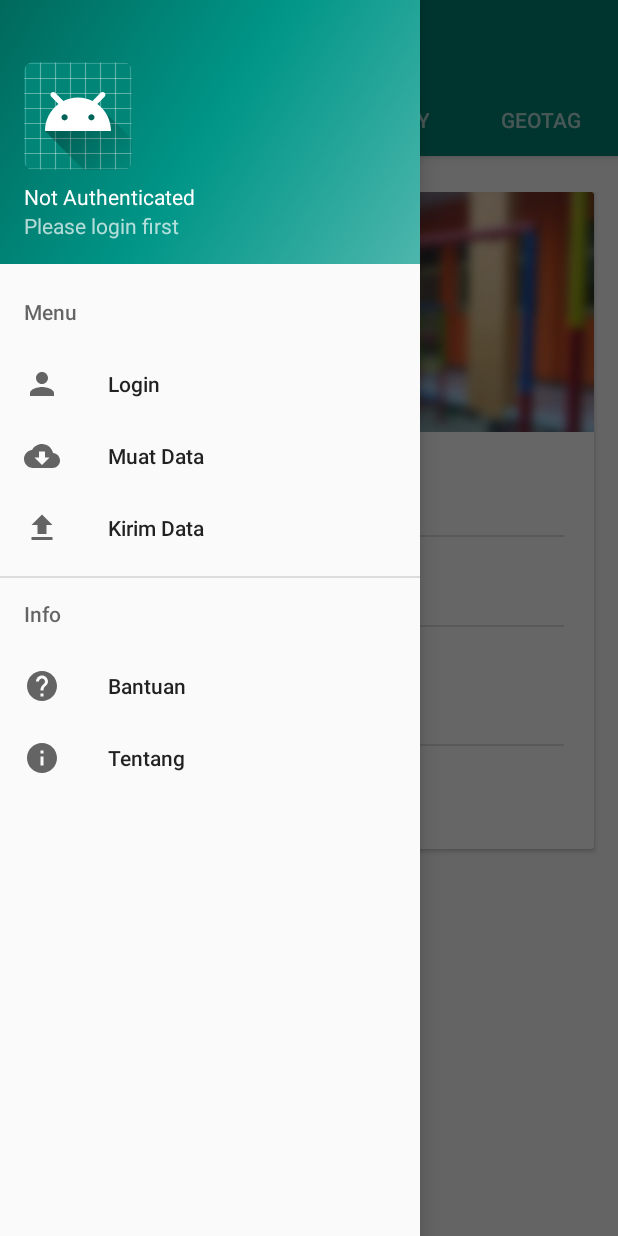
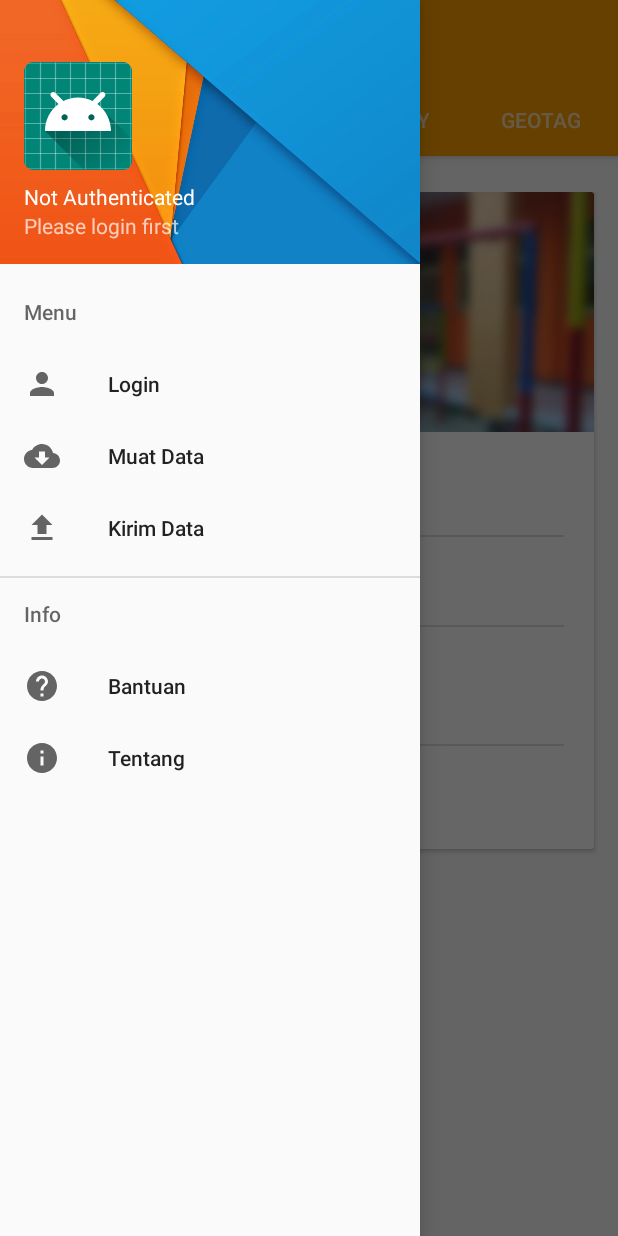
Before and after one commit to zaunaf/GeotagPaud, an Android app: the screen it shows after launch (MainActivity), with the side drawer open, on a phone screen of 412 x 824 dp. Run offline under Robolectric (Android 15) with nearby library versions, the phone set to English and light mode, and no system bars; our stand-ins replace navigation-ui; libraries missing offline, so code that uses them is left out: com.afollestad.materialdialogs, com.raizlabs.android; 1 statement that could not run was skipped.

Commit message:
Change Colors and Theme resolves #15

```diff
--- a/app/src/main/res/layout/main_nav_header.xml
+++ b/app/src/main/res/layout/main_nav_header.xml
@@ -4,7 +4,7 @@
     android:id="@+id/nav_bar"
     android:layout_width="match_parent"
     android:layout_height="@dimen/nav_header_height"
-    android:background="@drawable/side_nav_bar"
+    android:background="@drawable/nav_menu_header_bg"
     android:gravity="bottom"
     android:orientation="vertical"
     android:paddingLeft="@dimen/activity_horizontal_margin"
--- a/app/src/main/res/values/colors.xml
+++ b/app/src/main/res/values/colors.xml
@@ -1,8 +1,12 @@
 <?xml version="1.0" encoding="utf-8"?>
 <resources>
-    <color name="colorPrimary">#008577</color>
-    <color name="colorPrimaryDark">#00574B</color>
-    <color name="colorAccent">#D81B60</color>
+    <color name="colorPrimary">#ffa000</color>
+    <color name="colorPrimaryDark">#c67100</color>
+    <color name="colorAccent">#03a9f4</color>
+
+<!--    <color name="colorPrimary">#008577</color>-->
+<!--    <color name="colorPrimaryDark">#00574B</color>-->
+<!--    <color name="colorAccent">#D81B60</color>-->
 
     <color name="lightGrey">#888888</color>
     <color name="focused">#BBBBBB</color>
```
Also changed, not shown: app/src/main/res/drawable/empty_playground_med.png (added), app/src/main/res/drawable/nav_menu_header_bg.jpg (added).
